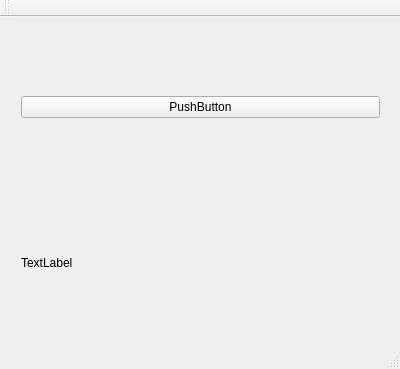
The window that mainwindow.ui (moguriso/test-server-gui) describes before a commit, drawn with Qt 5.
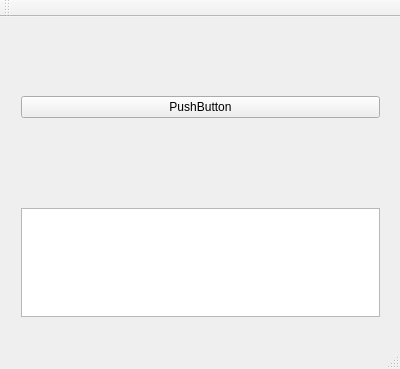
The same window after the commit.

Diff of the .ui file:
```diff
--- a/mainwindow.ui
+++ b/mainwindow.ui
@@ -44,9 +44,9 @@
     </property>
     <layout class="QVBoxLayout" name="verticalLayout_2">
      <item>
-      <widget class="QLabel" name="label">
-       <property name="text">
-        <string>TextLabel</string>
+      <widget class="QTextEdit" name="textEdit">
+       <property name="readOnly">
+        <bool>true</bool>
        </property>
       </widget>
      </item>
```
